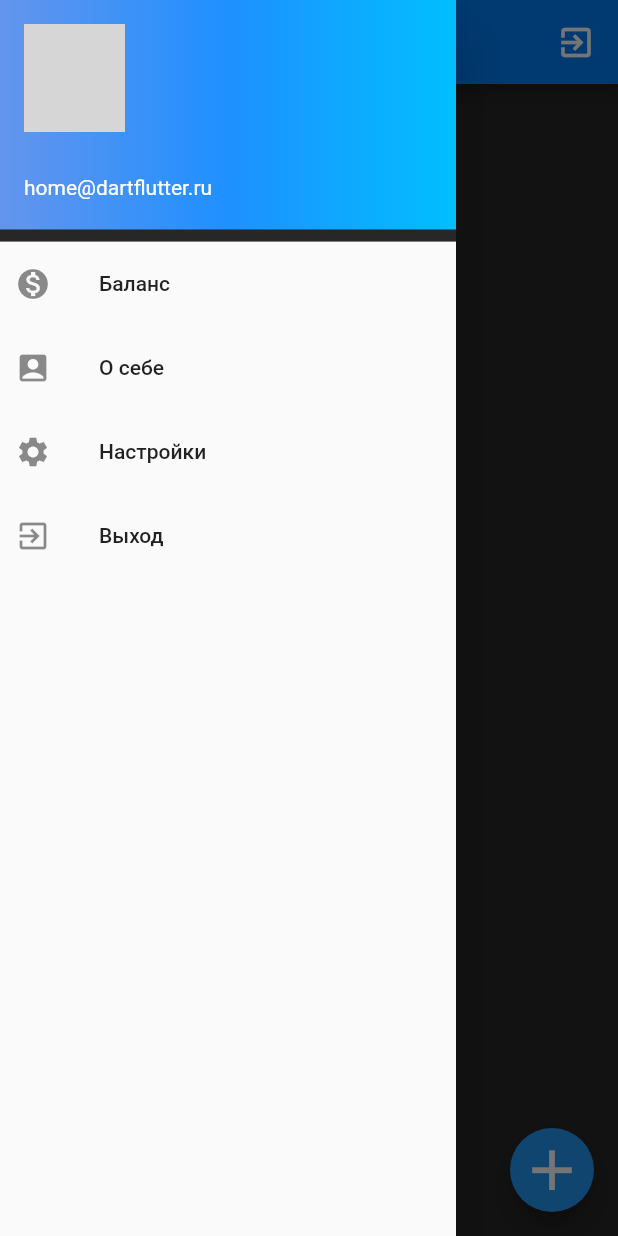
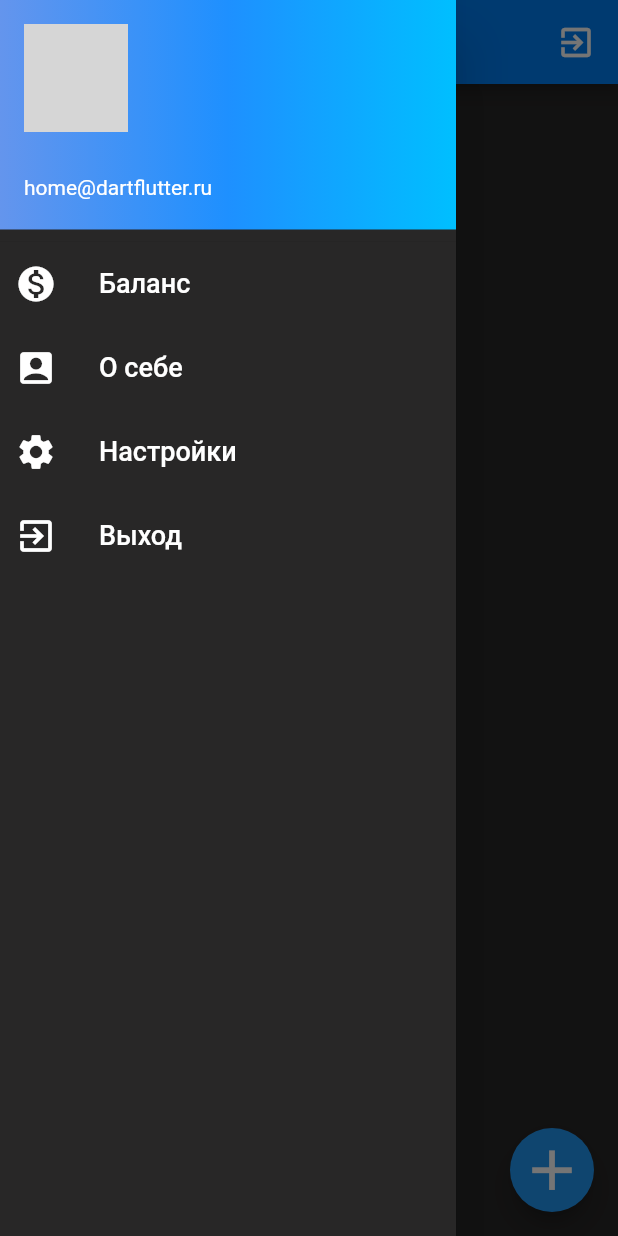
Before and after one commit to Oleksandr-Tkach1/flutter_chat_beta, a Flutter app: the screen it shows after launch, with the side drawer open, on a phone screen of 412 x 824 dp. Run offline on Flutter 3.47's test engine with Material 2 defaults, Android fonts, the phone set to English and light mode, and no system bars; our stand-ins replace cloud_firestore, firebase_auth, firebase_core, shared_preferences; accounts and stored records are empty; network calls fail; grey boxes are pictures that could not be loaded.

Commit message:
Release (update)

```diff
--- a/lib/main.dart
+++ b/lib/main.dart
@@ -41,6 +41,7 @@ class _MyAppState extends State<MyApp> {
       title: 'Flutter Demo',
       debugShowCheckedModeBanner: false,
       theme: ThemeData(
+        canvasColor: Color(0xff282727),
         primaryColor: Color(0xff007ef4),
         scaffoldBackgroundColor: Color(0xff282727),
         primarySwatch: Colors.blue,
--- a/lib/widgets/widget.dart
+++ b/lib/widgets/widget.dart
@@ -52,11 +52,14 @@ Drawer drawerStyle() {
                 //borderRadius: BorderRadius.circular(40),
               ),
               //margin: EdgeInsets.symmetric(horizontal: 15),
-              accountName: Text(Constants.myName, style: TextStyle(color: Colors.white, fontSize: 20),
+              accountName: Container(
+                alignment: Alignment.bottomLeft,
+                child: Text(Constants.myName, style: TextStyle(color: Colors.white, fontSize: 20),
                 ),
-              accountEmail: Text("home@dartflutter.ru"),
+              ),
+              accountEmail:  Text("home@dartflutter.ru"),
               currentAccountPicture: Container(
-                margin: EdgeInsets.only(right: 5),
+                margin: EdgeInsets.only(right: 3),
                 decoration: BoxDecoration(
                   image: DecorationImage(
                     image: Image.network(
@@ -71,10 +74,13 @@ Drawer drawerStyle() {
             ),
           ),
         ),
-        ListTile(
+        Container(
+          color: Color(0xff282727),
+          child: ListTile(
             contentPadding: EdgeInsets.only(left: 10),
-          title: Text("Баланс"),
-          leading: Icon(Icons.monetization_on),
+            title: Text("Баланс", style: TextStyle(color: Colors.white, fontSize: 18),
+            ),
+            leading: Icon(Icons.monetization_on, color: Colors.white, size: 28),
             // onTap: () {
             // Navigator.of(context).push(
             // MaterialPageRoute(
@@ -83,10 +89,12 @@ Drawer drawerStyle() {
             // );
             // }
           ),
+        ),
         ListTile(
           contentPadding: EdgeInsets.only(left: 10),
-          title: Text("О себе"),
-          leading: Icon(Icons.account_box),
+          title: Text("О себе", style: TextStyle(color: Colors.white, fontSize: 18),
+          ),
+          leading: Icon(Icons.account_box, color: Colors.white, size: 28),
           // onTap: () {
           // Navigator.of(context).push(
           // MaterialPageRoute(
@@ -95,14 +103,16 @@ Drawer drawerStyle() {
           // }
         ),
         ListTile(
-            title: Text("Настройки"),
-            leading: Icon(Icons.settings),
+            title: Text("Настройки", style: TextStyle(color: Colors.white, fontSize: 18),
+            ),
+            leading: Icon(Icons.settings, color: Colors.white, size: 28),
             contentPadding: EdgeInsets.only(left: 10),
             onTap: () {}),
         ListTile(
           contentPadding: EdgeInsets.only(left: 10),
-          title: Text("Выход"),
-          leading: Icon(Icons.exit_to_app),
+          title: Text("Выход", style: TextStyle(color: Colors.white, fontSize: 18),
+          ),
+          leading: Icon(Icons.exit_to_app, color: Colors.white, size: 28,),
           // onTap: () {
           // Navigator.of(context).push(
           // MaterialPageRoute(
```
Lines whose indentation alone changed are shown as unchanged.
